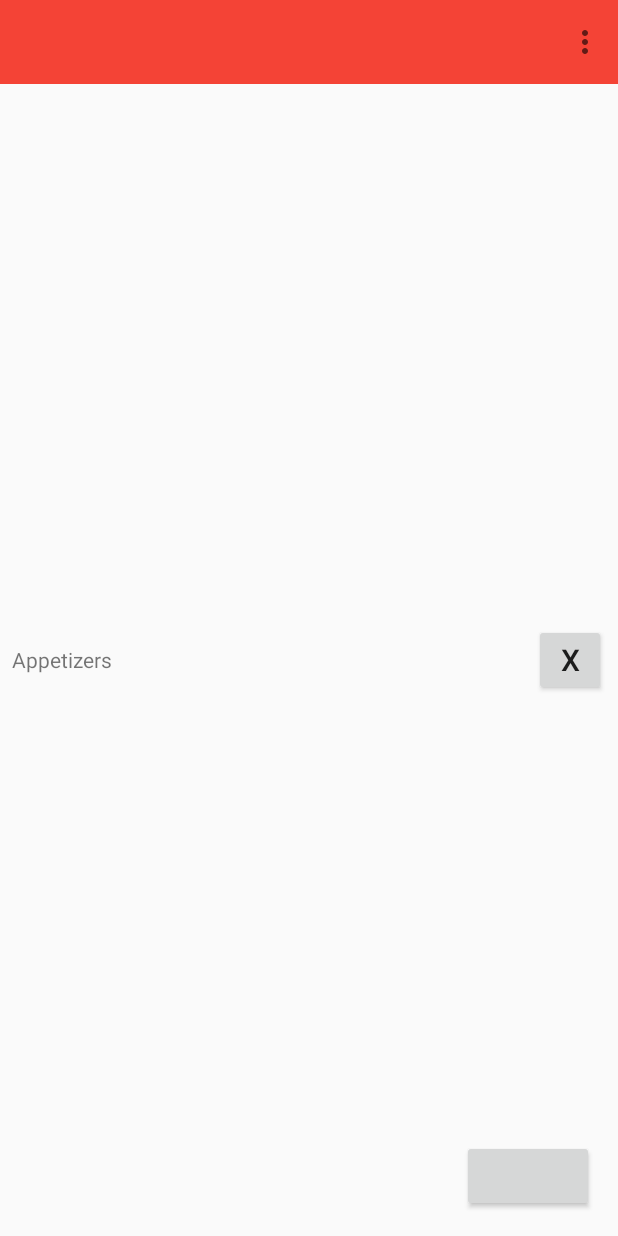
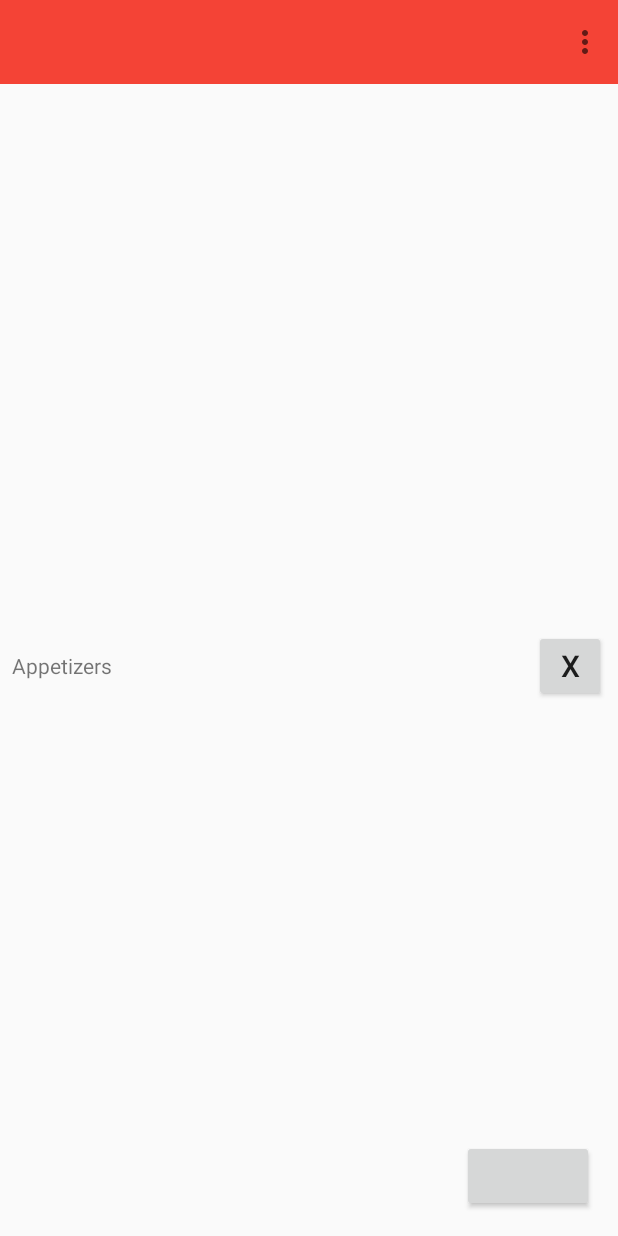
Before and after one commit to NoahAndrews/BiscuitCase, an Android app: the screen it shows after launch (CategoryListActivity), on a phone screen of 412 x 824 dp. Run offline under Robolectric (Android 15) with nearby library versions, the phone set to English and light mode, and no system bars; libraries missing offline, so code that uses them is left out: com.software.shell; plain views replace ActionButton; 4 statements that could not run were skipped.

Commit message:
Added top padding to the RecyclerView

```diff
--- a/BiscuitCaseManagement/src/main/res/layout/activity_category_list.xml
+++ b/BiscuitCaseManagement/src/main/res/layout/activity_category_list.xml
@@ -24,7 +24,8 @@
             android:layout_height="match_parent"
             android:layout_below="@+id/toolbar"
             android:paddingLeft="@dimen/activity_horizontal_margin"
-            android:paddingRight="@dimen/activity_horizontal_margin"/>
+            android:paddingRight="@dimen/activity_horizontal_margin"
+            android:paddingTop="@dimen/activity_vertical_margin"/>
 
 
         <com.software.shell.fab.ActionButton
```
